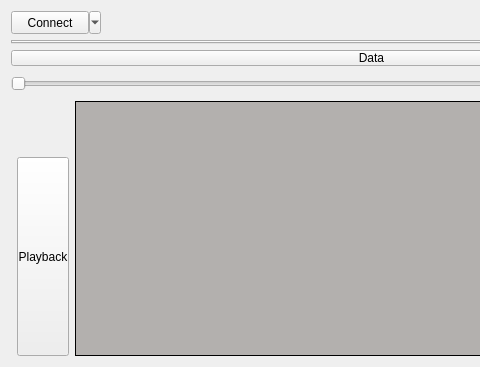
The window that src/LorrisAnalyzer/lorrisanalyzer.ui (Tasssadar/Lorris) describes before a commit, drawn with Qt 5; both pictures show x 0 to 480 and y 0 to 367 of the 743 by 367 pixel window.
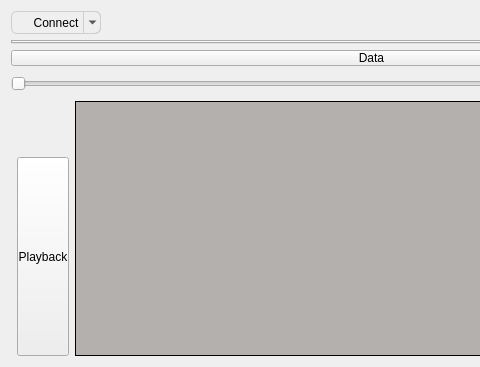
The same window after the commit. Icons and pictures are not drawn. Custom widgets are drawn as their Qt base class.

Patch:
```diff
--- a/src/LorrisAnalyzer/lorrisanalyzer.ui
+++ b/src/LorrisAnalyzer/lorrisanalyzer.ui
@@ -51,6 +51,42 @@
          <height>23</height>
         </size>
        </property>
+       <property name="styleSheet">
+        <string notr="true">QToolButton { /* all types of tool button */
+    border: 1px solid #cecece;
+    border-radius: 6px;
+    background-color: qlineargradient(x1: 0, y1: 0, x2: 0, y2: 1,
+                                      stop: 0 #f6f7fa, stop: 1 #dadbde);
+ 
+}
+
+QToolButton[popupMode=&quot;1&quot;] { /* only for MenuButtonPopup */
+    padding-right: 20px; /* make way for the popup button */
+}
+
+QToolButton:pressed {
+ border: 1px solid #72b5f4;
+ background-color: qlineargradient(x1: 0, y1: 0, x2: 0, y2: 1,
+                                      stop: 0 #2585f7, stop: 1 #2585f7);
+}
+
+/* the subcontrols below are used only in the MenuButtonPopup mode */
+QToolButton::menu-button {
+    border: 1px solid #cecece;
+    border-top-right-radius: 6px;
+    border-bottom-right-radius: 6px;
+    /* 16px width + 4px for border = 20px allocated above */
+    width: 16px;
+}
+
+QToolButton::menu-arrow {
+    image: url(downarrow.png);
+}
+
+QToolButton::menu-arrow:open {
+    top: 1px; left: 1px; /* shift it a bit */
+}</string>
+       </property>
        <property name="text">
         <string>Connect</string>
        </property>
```
Left out of the diff: 4 changed lines with no effect on the pictures.
